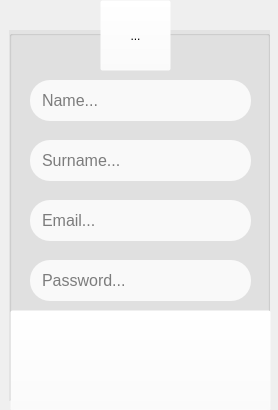
First picture: the form in Registration.ui, repository ChristianCavallo/Chat-Client, before the edit.
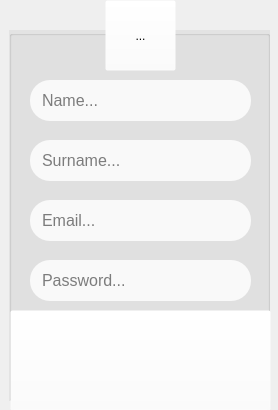
Second picture: the form after the edit. Icons and pictures are not drawn.

Patch:
```diff
--- a/Registration.ui
+++ b/Registration.ui
@@ -44,7 +44,7 @@
   <widget class="QToolButton" name="toolButton">
    <property name="geometry">
     <rect>
-     <x>100</x>
+     <x>105</x>
      <y>0</y>
      <width>71</width>
      <height>71</height>
```
Left out of the diff: 2 changed lines with no effect on the pictures.
